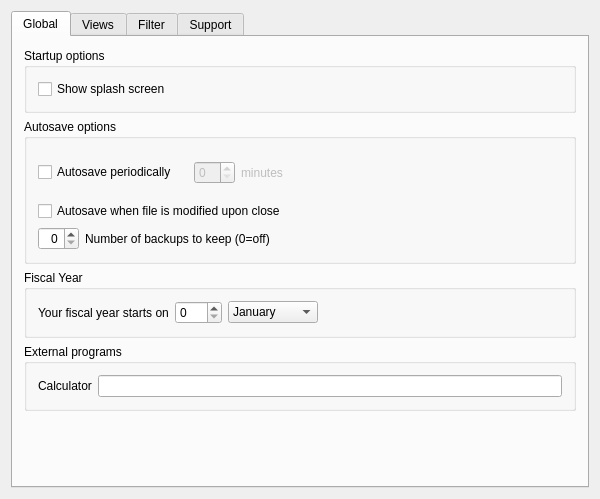
This is kmymoney/dialogs/settings/ksettingsgeneral.ui in KDE/kmymoney as Qt 5 draws it before an edit. The edited form follows.
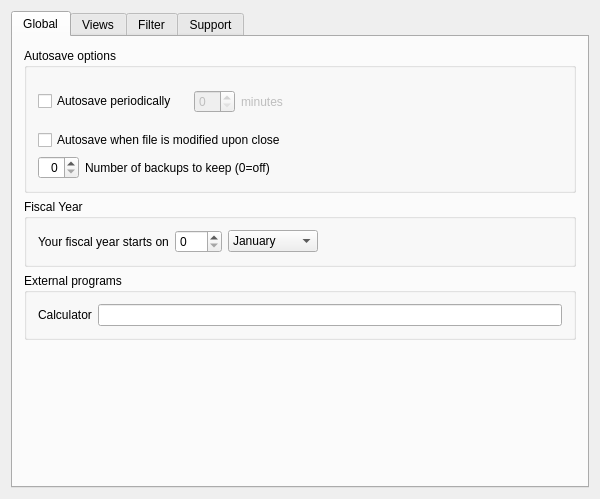
This is the edited form. The open tabs and pages were chosen to show the change. Custom widgets are drawn as their Qt base class.

Commit message: Show main window early, remove splash screen

What changed in the file:
```diff
--- a/kmymoney/dialogs/settings/ksettingsgeneral.ui
+++ b/kmymoney/dialogs/settings/ksettingsgeneral.ui
@@ -24,22 +24,6 @@
        <string comment="@title global settings">Global</string>
       </attribute>
       <layout class="QVBoxLayout" name="verticalLayout_6">
-       <item>
-        <widget class="QGroupBox" name="groupBox_3">
-         <property name="title">
-          <string>Startup options</string>
-         </property>
-         <layout class="QVBoxLayout" name="startupVerticalLayout">
-          <item>
-           <widget class="QCheckBox" name="kcfg_ShowSplash">
-            <property name="text">
-             <string>Show splash screen</string>
-            </property>
-           </widget>
-          </item>
-         </layout>
-        </widget>
-       </item>
        <item>
         <widget class="QGroupBox" name="groupBox_2">
          <property name="title">
```
Left out of the diff: 2 changed lines with no effect on the pictures. The commit also changes 33 other files.
